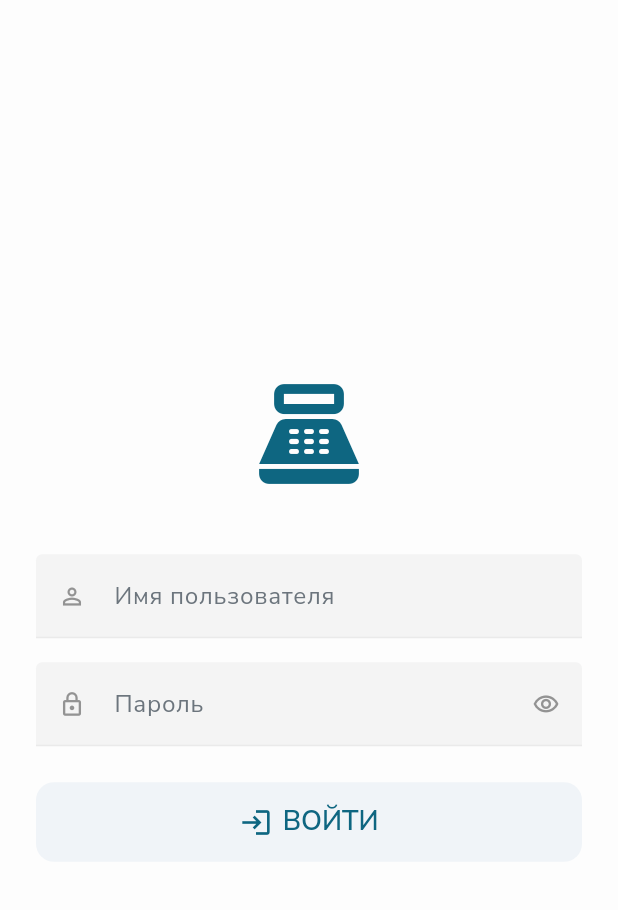
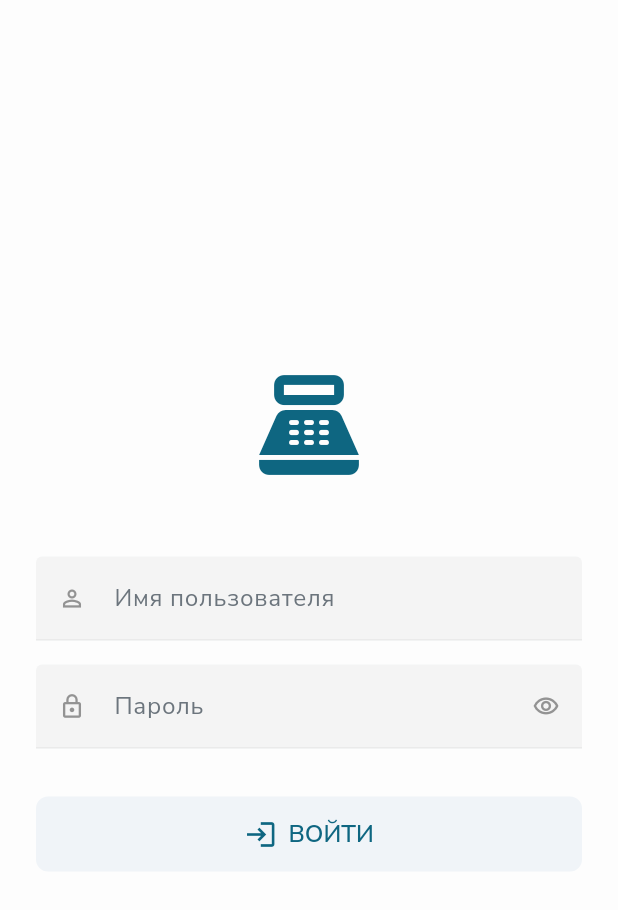
Before and after one commit to makkenzo/flutter_pos, a Flutter app: the screen it shows after launch, on a phone screen of 412 x 824 dp. Shown: the top 910 px of the screen. Run offline on Flutter 3.47's test engine with Material 3 defaults, Android fonts, the phone set to English and light mode, and no system bars; our stand-ins replace flutter_riverpod, flutter_secure_storage, google_fonts, pdf, printing, shimmer; missing offline and left inert: mobile_scanner.

Commit message:
Refactors UI with consistent sizing
Replaces hardcoded padding and sizes with values from the TSizes constant file.
This ensures a consistent look and feel across the application and simplifies future UI adjustments.

```diff
--- a/lib/screens/login/login_screen.dart
+++ b/lib/screens/login/login_screen.dart
@@ -1,5 +1,6 @@
 import 'package:flutter/material.dart';
 import 'package:flutter_pos/providers/login_provider.dart';
+import 'package:flutter_pos/utils/constants/sizes.dart';
 import 'package:flutter_riverpod/flutter_riverpod.dart';
 
 class LoginScreen extends ConsumerStatefulWidget {
@@ -75,7 +76,7 @@ class _LoginScreenState extends ConsumerState<LoginScreen> {
     return Scaffold(
       body: Center(
         child: SingleChildScrollView(
-          padding: const EdgeInsets.all(24.0),
+          padding: const EdgeInsets.all(TSizes.lg),
           child: ConstrainedBox(
             constraints: const BoxConstraints(maxWidth: 400),
             child: Form(
@@ -85,14 +86,9 @@ class _LoginScreenState extends ConsumerState<LoginScreen> {
                 crossAxisAlignment: CrossAxisAlignment.stretch,
                 children: [
                   Padding(
-                    padding: const EdgeInsets.only(bottom: 40.0),
-                    child: Icon(
-                      Icons.point_of_sale,
-                      size: 80,
-                      color: Theme.of(context).colorScheme.primary,
-                    ),
+                    padding: const EdgeInsets.only(bottom: TSizes.xl * 1.5),
+                    child: Icon(Icons.point_of_sale, size: 80, color: Theme.of(context).colorScheme.primary),
                   ),
-
                   TextFormField(
                     controller: _usernameController,
                     decoration: InputDecoration(
@@ -101,16 +97,13 @@ class _LoginScreenState extends ConsumerState<LoginScreen> {
                       prefixIcon: const Icon(Icons.person_outline),
                       border: const OutlineInputBorder(),
                       filled: true,
-                      fillColor: Theme.of(
-                        context,
-                      ).colorScheme.onSurface.withOpacity(0.04),
+                      fillColor: Theme.of(context).colorScheme.onSurface.withOpacity(0.04),
                     ),
                     keyboardType: TextInputType.text,
                     textInputAction: TextInputAction.next,
                     enabled: !isLoading,
                   ),
-                  const SizedBox(height: 16),
-
+                  const SizedBox(height: TSizes.spaceBtwItems),
                   TextFormField(
                     controller: _passwordController,
                     decoration: InputDecoration(
@@ -119,19 +112,10 @@ class _LoginScreenState extends ConsumerState<LoginScreen> {
                       prefixIcon: const Icon(Icons.lock_outline),
                       border: const OutlineInputBorder(),
                       filled: true,
-                      fillColor: Theme.of(
-                        context,
-                      ).colorScheme.onSurface.withOpacity(0.04),
+                      fillColor: Theme.of(context).colorScheme.onSurface.withOpacity(0.04),
                       suffixIcon: IconButton(
-                        icon: Icon(
-                          _isPasswordVisible
-                              ? Icons.visibility_off_outlined
-                              : Icons.visibility_outlined,
-                        ),
-                        tooltip:
-                            _isPasswordVisible
-                                ? 'Скрыть пароль'
-                                : 'Показать пароль',
+                        icon: Icon(_isPasswordVisible ? Icons.visibility_off_outlined : Icons.visibility_outlined),
+                        tooltip: _isPasswordVisible ? 'Скрыть пароль' : 'Показать пароль',
                         onPressed:
                             isLoading
                                 ? null
@@ -154,35 +138,14 @@ class _LoginScreenState extends ConsumerState<LoginScreen> {
                     },
                     enabled: !isLoading,
                   ),
-                  const SizedBox(height: 24),
-
+                  const SizedBox(height: TSizes.spaceBtwSections),
                   ElevatedButton.icon(
-                    style: ElevatedButton.styleFrom(
-                      padding: const EdgeInsets.symmetric(vertical: 14),
-                      textStyle: const TextStyle(
-                        fontSize: 18,
-                        fontWeight: FontWeight.w600,
-                      ),
-                      shape: RoundedRectangleBorder(
-                        borderRadius: BorderRadius.circular(12),
-                      ),
-                    ).copyWith(
-                      backgroundColor:
-                          MaterialStateProperty.resolveWith<Color?>((
-                            Set<MaterialState> states,
-                          ) {
-                            if (states.contains(MaterialState.disabled)) {
-                              return Theme.of(
-                                context,
-                              ).colorScheme.primary.withOpacity(0.5);
-                            }
-                            return null;
-                          }),
+                    style: Theme.of(context).elevatedButtonTheme.style?.copyWith(
+                      padding: WidgetStateProperty.all(const EdgeInsets.symmetric(vertical: TSizes.md - 2)),
                     ),
-
                     icon:
                         isLoading
-                            ? Container(
+                            ? SizedBox(
                               width: 20,
                               height: 20,
                               child: CircularProgressIndicator(
```
Also changed, not shown: lib/screens/pos/pos_screen.dart (+19 -20 lines), lib/screens/products/product_list_screen.dart (+14 -11 lines).
